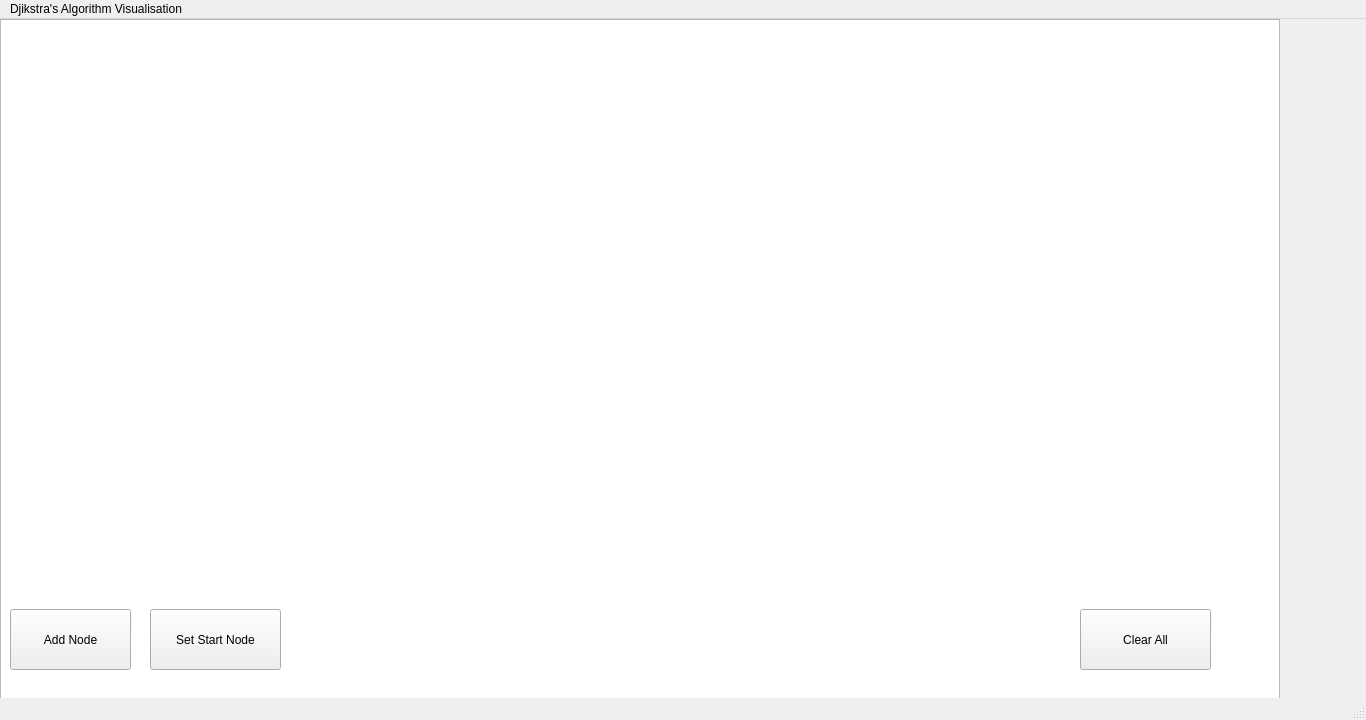
Above: QtTest/mainwindow.ui from Aric-prog/DSAFinalProjectSem2 before the change. Below: the same form after it.
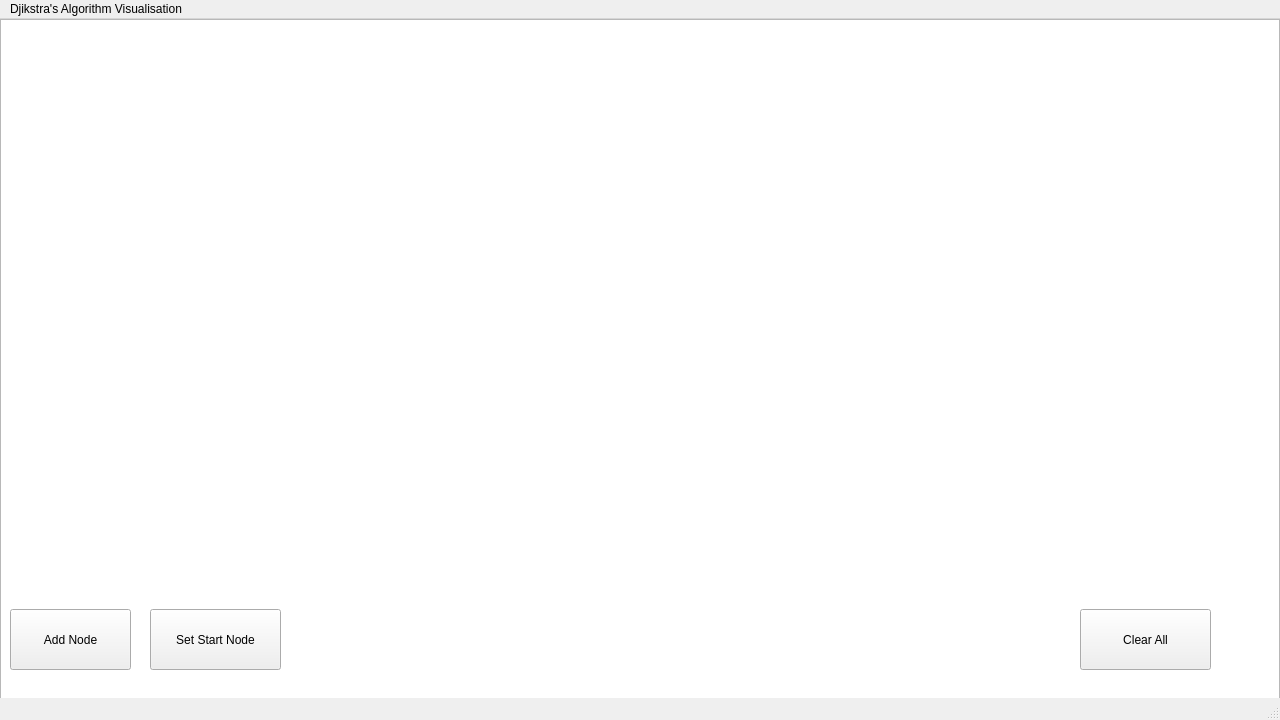
That is the form after the change.

```diff
--- a/QtTest/mainwindow.ui
+++ b/QtTest/mainwindow.ui
@@ -6,7 +6,7 @@
    <rect>
     <x>0</x>
     <y>0</y>
-    <width>1366</width>
+    <width>1280</width>
     <height>720</height>
    </rect>
   </property>
@@ -18,13 +18,13 @@
   </property>
   <property name="minimumSize">
    <size>
-    <width>1366</width>
+    <width>1280</width>
     <height>720</height>
    </size>
   </property>
   <property name="maximumSize">
    <size>
-    <width>1366</width>
+    <width>1280</width>
     <height>720</height>
    </size>
   </property>
@@ -129,7 +129,7 @@
     <rect>
      <x>0</x>
      <y>0</y>
-     <width>1366</width>
+     <width>1280</width>
      <height>26</height>
     </rect>
    </property>
```
